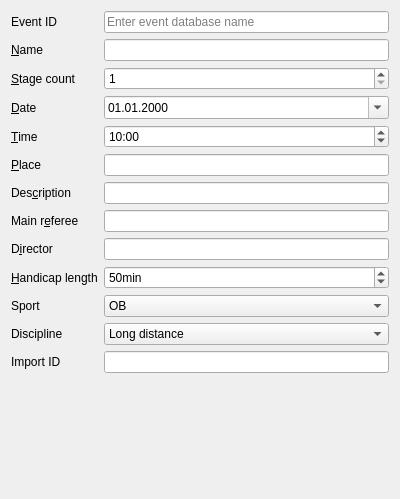
Above: quickevent/app/plugins/qml/Event/src/eventdialogwidget.ui from Quick-Event/quickbox before the change. Below: the same form after it.
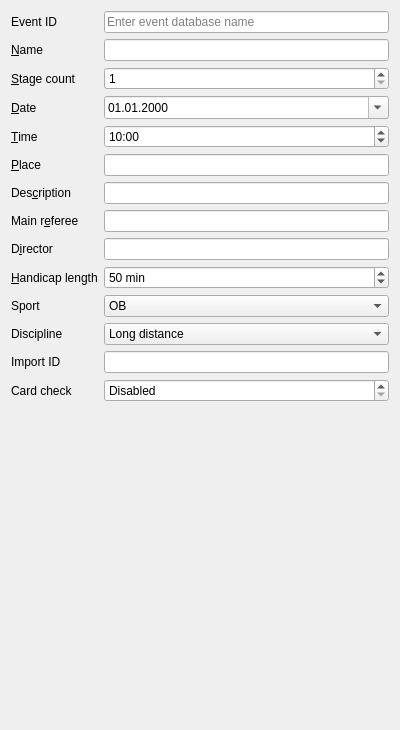
That is the form after the change.

Commit message: QE: Check the card check-time when card read #79

Diff of the .ui file:
```diff
--- a/quickevent/app/plugins/qml/Event/src/eventdialogwidget.ui
+++ b/quickevent/app/plugins/qml/Event/src/eventdialogwidget.ui
@@ -7,7 +7,7 @@
     <x>0</x>
     <y>0</y>
     <width>400</width>
-    <height>499</height>
+    <height>730</height>
    </rect>
   </property>
   <property name="windowTitle">
@@ -146,7 +146,7 @@
    <item row="9" column="1">
     <widget class="QSpinBox" name="ed_handicapLength">
      <property name="suffix">
-      <string>min</string>
+      <string> min</string>
      </property>
      <property name="minimum">
       <number>1</number>
@@ -284,6 +284,38 @@
      </item>
     </widget>
    </item>
+   <item row="13" column="0">
+    <widget class="QLabel" name="label_14">
+     <property name="text">
+      <string>Card check</string>
+     </property>
+     <property name="buddy">
+      <cstring>ed_handicapLength</cstring>
+     </property>
+    </widget>
+   </item>
+   <item row="13" column="1">
+    <widget class="QSpinBox" name="ed_cardChecCheckTimeSec">
+     <property name="toolTip">
+      <string>Maximal distance between card CHECK and START time</string>
+     </property>
+     <property name="specialValueText">
+      <string>Disabled</string>
+     </property>
+     <property name="suffix">
+      <string> sec</string>
+     </property>
+     <property name="minimum">
+      <number>0</number>
+     </property>
+     <property name="maximum">
+      <number>99999</number>
+     </property>
+     <property name="singleStep">
+      <number>60</number>
+     </property>
+    </widget>
+   </item>
   </layout>
  </widget>
  <tabstops>
```
The commit also changes 14 other files.
